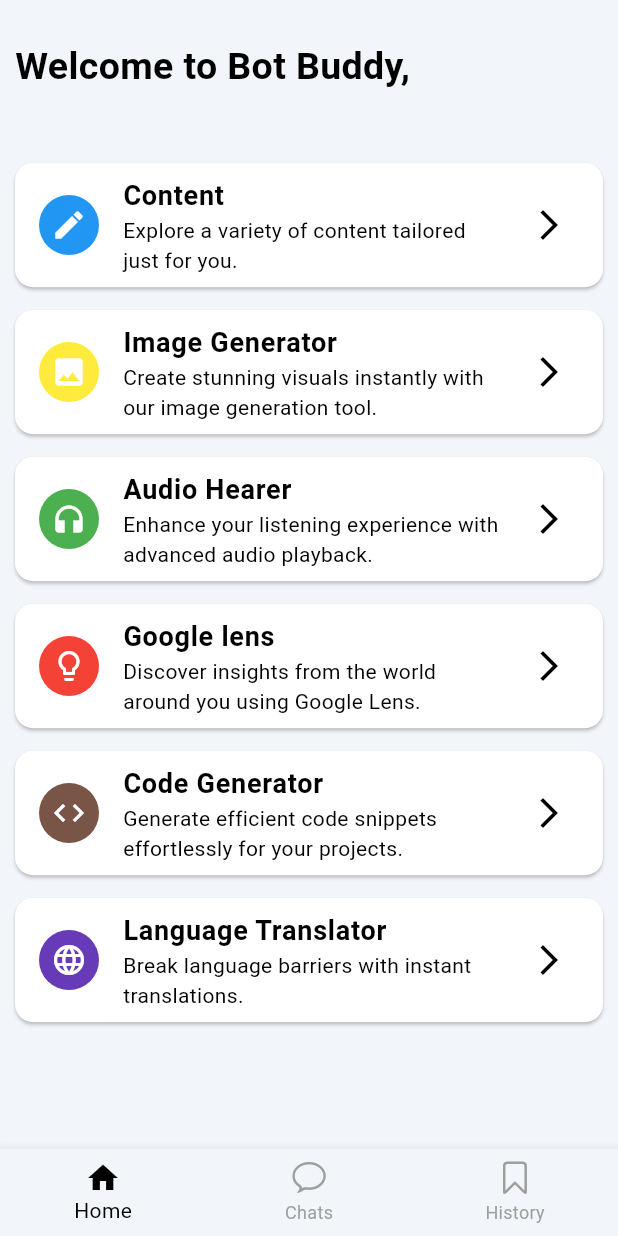
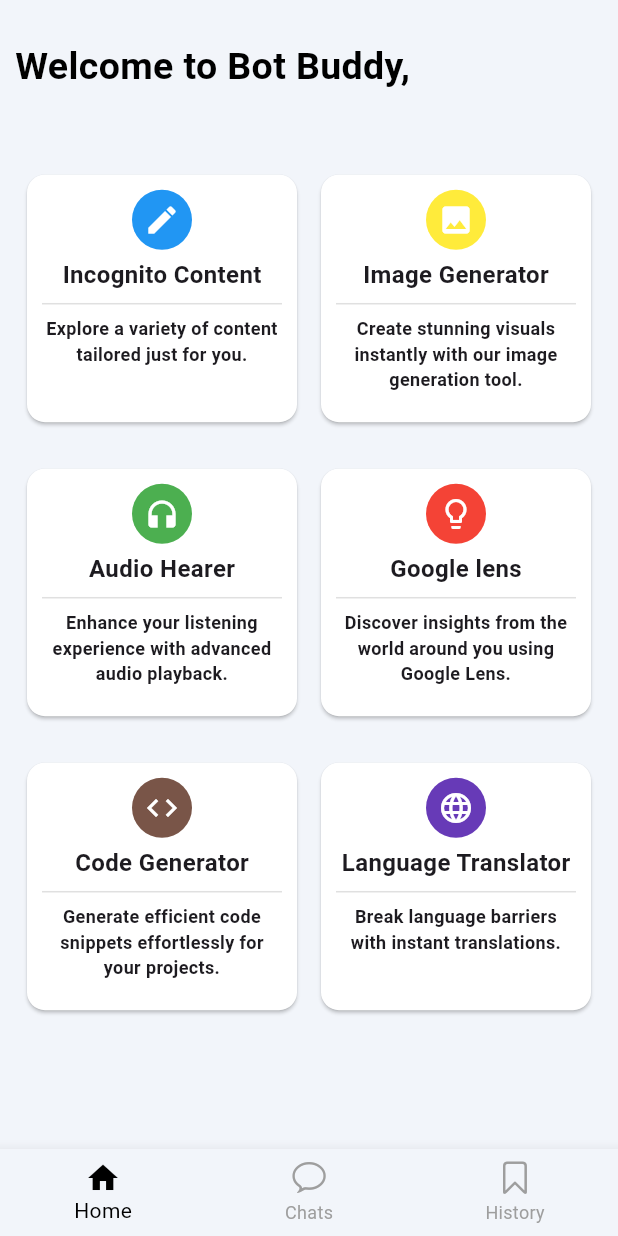
Before and after one commit to AdnanSheikh01/chat_bot_app, a Flutter app: the BottomNavbarScreen screen opened directly, on a phone screen of 412 x 824 dp. Run offline on Flutter 3.47's test engine with Material 3 defaults, Android fonts, the phone set to English and light mode, and no system bars; our stand-ins replace camera, cloud_firestore, dash_chat_2, firebase_auth, firebase_core, flutter_markdown and 9 more; missing offline and left inert: google_mlkit_image_labeling, markdown; accounts and stored records are empty.

Commit message:
fifth commit

```diff
--- a/lib/auth/firebase_auth.dart
+++ b/lib/auth/firebase_auth.dart
@@ -2,15 +2,13 @@
 
 import 'dart:developer';
 
-import 'package:chat_bot_app/controller/user_controller.dart';
+import 'package:chat_bot_app/dum_controller.dart';
 import 'package:chat_bot_app/screens/bottom_navbar/bottom_navbar.dart';
 import 'package:chat_bot_app/screens/sign_up/confirm_email.dart';
 import 'package:cloud_firestore/cloud_firestore.dart';
 import 'package:firebase_auth/firebase_auth.dart';
 import 'package:flutter/material.dart';
 import 'package:get/get.dart';
-
-final UserController userController = Get.put(UserController());
 
 class FirebaseAuthServices {
   final FirebaseAuth _auth = FirebaseAuth.instance;
@@ -132,9 +130,10 @@ class FirebaseAuthServices {
       if (userDoc.exists) {
         String fullName = userDoc.get('fullName');
         log('User full name: $fullName');
+
+        Get.find<UserController>().setUser(fullName, email);
         Navigator.pop(context);
 
-        userController.setUserDetails(fullName, email);
         FirebaseAuth.instance.currentUser!.emailVerified
             ? Navigator.pushAndRemoveUntil(
                 context,
--- a/lib/controller/user_controller.dart
+++ /dev/null
@@ -1,11 +0,0 @@
-import 'package:get/get.dart';
-
-class UserController extends GetxController {
-  var userFullName = ''.obs;
-  var userEmail = ''.obs;
-
-  void setUserDetails(String fullName, String email) {
-    userFullName.value = fullName;
-    userEmail.value = email;
-  }
-}
--- /dev/null
+++ b/lib/dum_controller.dart
@@ -0,0 +1,11 @@
+import 'package:get/get.dart';
+
+class UserController extends GetxController {
+  var fullName = ''.obs;
+  var email = ''.obs;
+
+  void setUser(String name, String emailAddress) {
+    fullName.value = name;
+    email.value = emailAddress;
+  }
+}
--- a/lib/main.dart
+++ b/lib/main.dart
@@ -1,4 +1,5 @@
 import 'package:camera/camera.dart';
+import 'package:chat_bot_app/dum_controller.dart';
 import 'package:chat_bot_app/firebase_options.dart';
 import 'package:chat_bot_app/providers/chat_provider.dart';
 import 'package:chat_bot_app/theme/provider.dart';
@@ -17,6 +18,8 @@ Future<void> main() async {
   cameras = await availableCameras();
   await ChatProvider.initHive();
   await Firebase.initializeApp(options: DefaultFirebaseOptions.currentPlatform);
+  Get.put(UserController()); // Initialize the controller here
+
   runApp(
     MultiProvider(
       providers: [
--- a/lib/screens/bottom_navbar/bottom_navbar.dart
+++ b/lib/screens/bottom_navbar/bottom_navbar.dart
@@ -1,4 +1,4 @@
-import 'package:chat_bot_app/controller/user_controller.dart';
+import 'package:chat_bot_app/dum_controller.dart';
 import 'package:chat_bot_app/providers/chat_provider.dart';
 import 'package:chat_bot_app/screens/bottom_navbar/dummy_chat.dart';
 import 'package:chat_bot_app/theme/provider.dart';
@@ -21,7 +21,6 @@ class BottomNavbarScreen extends StatefulWidget {
 }
 
 class _BottomNavbarScreenState extends State<BottomNavbarScreen> {
-  final UserController userController = Get.find();
   final List<Widget> _pages = [
     HomePage(),
     // ChatPage(),
@@ -32,6 +31,7 @@ class _BottomNavbarScreenState extends State<BottomNavbarScreen> {
   @override
   Widget build(BuildContext context) {
     final themeProvider = Provider.of<ThemeProvider>(context);
+    final UserController userController = Get.find();
 
     bool isDarkTheme = Theme.of(context).brightness == Brightness.dark;
 
@@ -69,16 +69,20 @@ class _BottomNavbarScreenState extends State<BottomNavbarScreen> {
                       ),
                     ),
                     SizedBox(height: 15),
-                    Text(
-                      userController.userFullName.value,
-                      style:
-                          TextStyle(fontWeight: FontWeight.bold, fontSize: 20),
+                    Obx(
+                      () => Text(
+                        '${userController.fullName}',
+                        style: TextStyle(
+                            fontWeight: FontWeight.bold, fontSize: 18),
+                      ),
                     ),
                     SizedBox(height: 5),
-                    Text(
-                      userController.userEmail.value,
-                      style:
-                          TextStyle(fontSize: 18, color: Colors.grey.shade700),
+                    Obx(
+                      () => Text(
+                        '${userController.email}',
+                        style: TextStyle(
+                            fontSize: 15, color: Colors.grey.shade700),
+                      ),
                     ),
                     SizedBox(height: 20),
                     ListTile(
--- a/lib/screens/bottom_navbar/home/home_page.dart
+++ b/lib/screens/bottom_navbar/home/home_page.dart
@@ -1,4 +1,4 @@
-import 'package:chat_bot_app/controller/user_controller.dart';
+import 'package:chat_bot_app/dum_controller.dart';
 import 'package:chat_bot_app/screens/bottom_navbar/dummy_chat.dart';
 import 'package:chat_bot_app/screens/bottom_navbar/home/audio.dart';
 import 'package:chat_bot_app/screens/bottom_navbar/home/code_gen.dart';
@@ -17,17 +17,16 @@ class HomePage extends StatefulWidget {
 }
 
 class _HomePageState extends State<HomePage> {
-  final UserController userController = Get.find();
-
   @override
   Widget build(BuildContext context) {
+    var size = MediaQuery.of(context).size;
     bool isDarkTheme = Theme.of(context).brightness == Brightness.dark;
 
     List containerVal = [
       [
         Icon(Icons.edit),
         Colors.blue,
-        "Content",
+        "Incognito Content",
         ChatScreenDum(),
         "Explore a variety of content tailored just for you."
       ],
@@ -67,6 +66,7 @@ class _HomePageState extends State<HomePage> {
         "Break language barriers with instant translations."
       ],
     ];
+    final UserController userController = Get.find();
 
     return SafeArea(
       child: Scaffold(
@@ -76,43 +76,59 @@ class _HomePageState extends State<HomePage> {
           child: Column(
             crossAxisAlignment: CrossAxisAlignment.start,
             children: [
-              SizedBox(height: MediaQuery.of(context).size.height * .02),
+              SizedBox(height: size.height * .02),
               SizedBox(height: 10),
-              Text(
-                "Welcome to Bot Buddy,\n${userController.userFullName.value}",
+              Obx(
+                () => Text(
+                  "Welcome to Bot Buddy,\n${userController.fullName}",
                   style: TextStyle(
                       fontSize: 25,
                       fontWeight: FontWeight.bold,
                       color: isDarkTheme ? Colors.white : Colors.black),
                 ),
+              ),
               SizedBox(height: 10),
               Expanded(
-                child: ListView.builder(
+                child: GridView.builder(
+                  gridDelegate: SliverGridDelegateWithFixedCrossAxisCount(
+                      crossAxisCount: 2),
                   shrinkWrap: true,
                   itemCount: containerVal.length,
-                  itemBuilder: (context, index) => Card(
+                  itemBuilder: (context, index) => Padding(
+                    padding: const EdgeInsets.all(8.0),
+                    child: Card(
                       shadowColor: isDarkTheme ? Colors.blue : Colors.black,
                       margin: EdgeInsets.only(bottom: 15),
-                    child: ListTile(
-                      onTap: () {
-                        Navigator.push(
-                          context,
-                          MaterialPageRoute(
-                            builder: (context) => containerVal[index][3],
-                          ),
-                        );
-                      },
-                      leading: CircleAvatar(
+                      child: Padding(
+                        padding: const EdgeInsets.all(10),
+                        child: Column(
+                          crossAxisAlignment: CrossAxisAlignment.center,
+                          children: [
+                            CircleAvatar(
                               backgroundColor: containerVal[index][1],
                               child: containerVal[index][0],
                             ),
-                      title: Text(
+                            SizedBox(height: 5),
+                            Text(
                               containerVal[index][2],
                               style: TextStyle(
-                            fontWeight: FontWeight.bold, fontSize: 18),
+                                  fontWeight: FontWeight.bold, fontSize: 16),
                             ),
-                      subtitle: Text(containerVal[index][4]),
-                      trailing: Icon(Icons.arrow_forward_ios),
+                            Divider(
+                              color: isDarkTheme
+                                  ? Colors.grey.shade700
+                                  : Colors.grey.shade300,
+                            ),
+
+                            Text(containerVal[index][4],
+                                textAlign: TextAlign.center,
+                                style: TextStyle(
+                                    fontWeight: FontWeight.bold, fontSize: 12)),
+                            // trailing: Icon(Icons.arrow_forward_ios),
+                            // ),
+                          ],
+                        ),
+                      ),
                     ),
                   ),
                 ),
--- a/pubspec.yaml
+++ b/pubspec.yaml
@@ -37,7 +37,7 @@ dependencies:
   cupertino_icons: ^1.0.6
   dash_chat_2: ^0.0.21
   google_generative_ai: ^0.4.4
-  shared_preferences: ^2.3.1
+  shared_preferences: ^2.3.2
   firebase_auth: ^5.3.1
   firebase_core: ^3.6.0
   cloud_firestore: ^5.4.3
```
Lines whose indentation alone changed are shown as unchanged.
